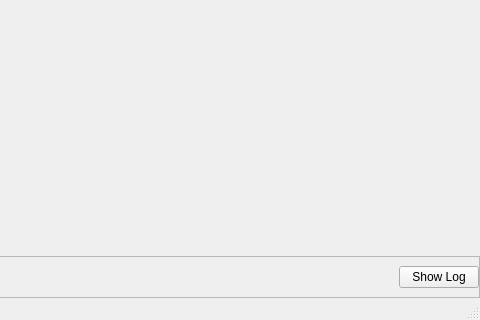
The window that pypho_timeline/widgets/TimelineWindow/MainTimelineWindow.ui (PhoPersonalOrg/pyPhoTimeline) describes before a commit, drawn with Qt 5; both pictures show x 320 to 800 and y 280 to 600 of the 800 by 600 pixel window.
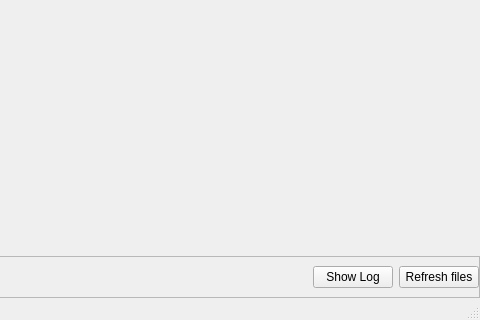
The same window after the commit.

What changed in the file:
```diff
--- a/pypho_timeline/widgets/TimelineWindow/MainTimelineWindow.ui
+++ b/pypho_timeline/widgets/TimelineWindow/MainTimelineWindow.ui
@@ -123,6 +123,13 @@
          </property>
         </widget>
        </item>
+       <item>
+        <widget class="QPushButton" name="refreshFilesButton">
+         <property name="text">
+          <string>Refresh files</string>
+         </property>
+        </widget>
+       </item>
       </layout>
      </widget>
     </item>
```
